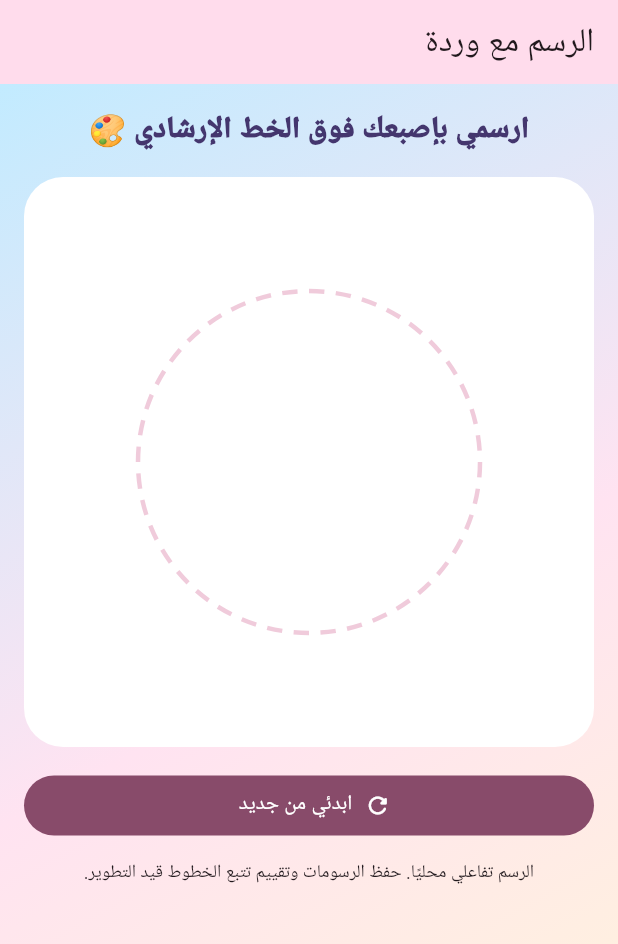
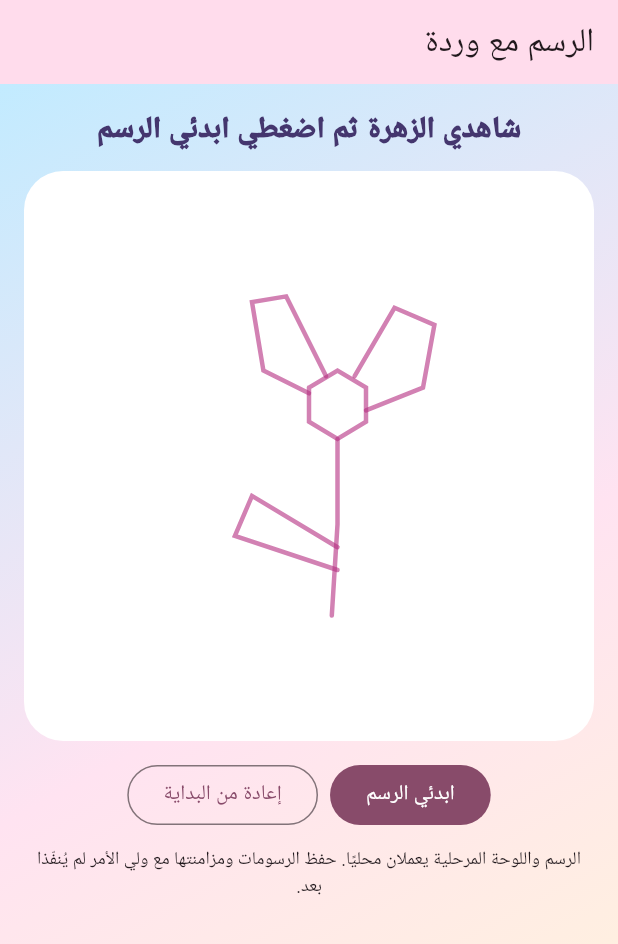
Before and after one commit to Ok66ok99/bilsan-learning-system, a Flutter app: the DrawingPage widget shown alone on an empty page, opened directly, on a phone screen of 412 x 824 dp. Shown: the top 944 px of the screen. Run offline on Flutter 3.47's test engine with Material 3 defaults, Android fonts, the phone set to English and light mode, and no system bars; our stand-ins replace cloud_firestore, cloud_functions, firebase_auth, firebase_core, shared_preferences; missing offline and left inert: firebase_app_check; accounts and stored records are empty.

Commit message:
Phase 3 KID-013: integrate single-canvas numbered flower drawing and tracing UI

```diff
--- a/apps/kids_learn/lib/main.dart
+++ b/apps/kids_learn/lib/main.dart
@@ -6,6 +6,7 @@ import 'child_pairing.dart';
 import 'child_progress_sync.dart';
 import 'child_access_gate.dart';
 import 'activity_rotation.dart';
+import 'drawing_lesson.dart';
 
 Future<void> main() async {
   WidgetsFlutterBinding.ensureInitialized();
@@ -392,43 +393,76 @@ class DrawingPage extends StatefulWidget {
   State<DrawingPage> createState()=>_DrawingState();
 }
 class _DrawingState extends State<DrawingPage>{
-  final strokes=<List<Offset>>[];
+  final session=DrawingSession(flowerLesson);
+  Color brushColor=rose;
+  void change(VoidCallback action)=>setState(action);
   @override
   Widget build(BuildContext context)=>LessonShell(title:'الرسم مع وردة',
     child:ListView(padding:const EdgeInsets.all(16),children:[
-      const Text('ارسمي بإصبعك فوق الخط الإرشادي 🎨',
-        textAlign:TextAlign.center,style:TextStyle(fontSize:20,color:navy,fontWeight:FontWeight.w900)),
-      const SizedBox(height:16),
+      Text(session.showReference?'شاهدي الزهرة ثم اضغطي ابدئي الرسم':
+        session.finished?'أحسنتِ! يمكنك تلوين رسمتك':
+        'الخطوة ${session.stepIndex+1}: ${session.currentStep!.label}',
+        textAlign:TextAlign.center,
+        style:const TextStyle(fontSize:20,color:navy,fontWeight:FontWeight.w900)),
+      const SizedBox(height:12),
       AspectRatio(aspectRatio:1,child:ClipRRect(
         borderRadius:BorderRadius.circular(26),
         child:Container(color:Colors.white,child:GestureDetector(
-          onPanStart:(d)=>setState(()=>strokes.add([d.localPosition])),
-          onPanUpdate:(d)=>setState((){
-            if(strokes.isNotEmpty)strokes.last.add(d.localPosition);
+          onPanStart:session.showReference?null:(d)=>change(()=>
+            session.strokes.add([d.localPosition])),
+          onPanUpdate:session.showReference?null:(d)=>change((){
+            if(session.strokes.isNotEmpty)session.strokes.last.add(d.localPosition);
           }),
-          child:CustomPaint(painter:DrawPainter(strokes),child:const SizedBox.expand()),
+          child:CustomPaint(
+            painter:DrawPainter(session.strokes,
+              guide:session.showReference?flowerLesson.steps:
+                session.tracing?flowerLesson.steps:
+                session.currentStep==null?const []:[session.currentStep!],
+              brushColor:brushColor),
+            child:const SizedBox.expand()),
         )),
       )),
-      const SizedBox(height:15),
-      FilledButton.icon(onPressed:()=>setState(strokes.clear),
-        icon:const Icon(Icons.refresh_rounded),label:const Text('ابدئي من جديد')),
       const SizedBox(height:12),
-      const Text('الرسم تفاعلي محليًا. حفظ الرسومات وتقييم تتبع الخطوط قيد التطوير.',
+      Wrap(spacing:8,runSpacing:8,alignment:WrapAlignment.center,children:[
+        FilledButton(onPressed:()=>change(()=>session.showReference=!session.showReference),
+          child:Text(session.showReference?'ابدئي الرسم':'إعادة عرض النموذج')),
+        if(!session.showReference) ...[
+          FilledButton.tonal(onPressed:()=>change(session.next),
+            child:Text(session.finished?'اكتملت الخطوات':'الخطوة التالية')),
+          OutlinedButton(onPressed:()=>change(session.undo),child:const Text('تراجع')),
+          OutlinedButton(onPressed:()=>change(()=>session.tracing=!session.tracing),
+            child:Text(session.tracing?'إخفاء التتبع':'تتبعي الرسم كاملًا')),
+          OutlinedButton(onPressed:()=>change(()=>session.coloring=!session.coloring),
+            child:Text(session.coloring?'إنهاء التلوين':'التلوين')),
+        ],
+        OutlinedButton(onPressed:()=>change(session.reset),child:const Text('إعادة من البداية')),
+      ]),
+      if(session.coloring) Wrap(alignment:WrapAlignment.center,children:[
+        for(final color in [rose,Colors.blue,Colors.green,Colors.orange,Colors.purple])
+          IconButton(onPressed:()=>change(()=>brushColor=color),
+            icon:Icon(Icons.circle,color:color),tooltip:'اختيار لون'),
+      ]),
+      const SizedBox(height:10),
+      const Text('الرسم واللوحة المرحلية يعملان محليًا. حفظ الرسومات ومزامنتها مع ولي الأمر لم يُنفّذا بعد.',
         textAlign:TextAlign.center,style:TextStyle(fontSize:12)),
     ]));
 }
 class DrawPainter extends CustomPainter {
-  const DrawPainter(this.strokes);
+  const DrawPainter(this.strokes,{this.guide=const [],this.brushColor=rose});
   final List<List<Offset>> strokes;
+  final List<DrawingStep> guide;
+  final Color brushColor;
   @override
   void paint(Canvas canvas,Size size){
-    final guide=Paint()..color=const Color(0x88E29EBB)..style=PaintingStyle.stroke..strokeWidth=3;
-    final r=math.min(size.width,size.height)*.3;
-    final c=Offset(size.width/2,size.height/2);
-    for(var i=0;i<40;i++){
-      canvas.drawArc(Rect.fromCircle(center:c,radius:r),2*math.pi*i/40,.09,false,guide);
+    final guidePaint=Paint()..color=const Color(0x99B42D80)
+      ..style=PaintingStyle.stroke..strokeWidth=3..strokeCap=StrokeCap.round;
+    for(final step in guide){
+      if(step.points.isEmpty)continue;
+      final path=Path()..moveTo(step.points.first.dx*size.width,step.points.first.dy*size.height);
+      for(final p in step.points.skip(1)){path.lineTo(p.dx*size.width,p.dy*size.height);}
+      canvas.drawPath(path,guidePaint);
     }
-    final brush=Paint()..color=rose..strokeWidth=7..strokeCap=StrokeCap.round
+    final brush=Paint()..color=brushColor..strokeWidth=7..strokeCap=StrokeCap.round
       ..strokeJoin=StrokeJoin.round..style=PaintingStyle.stroke;
     for(final stroke in strokes){
       if(stroke.length==1){canvas.drawCircle(stroke.first,3.5,brush);}
```
